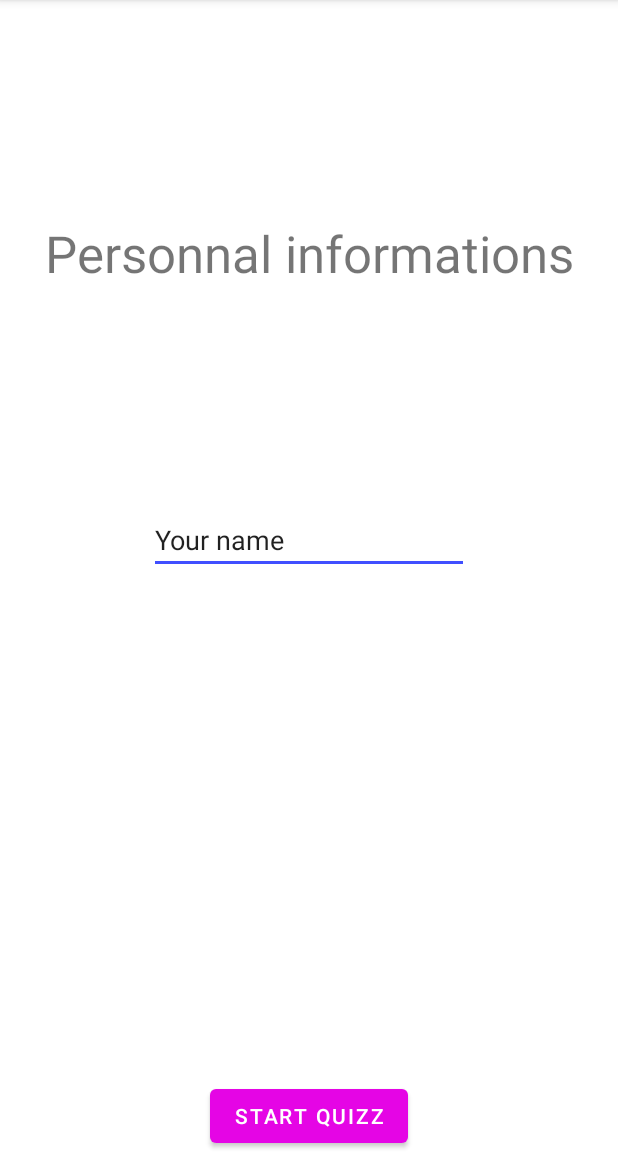
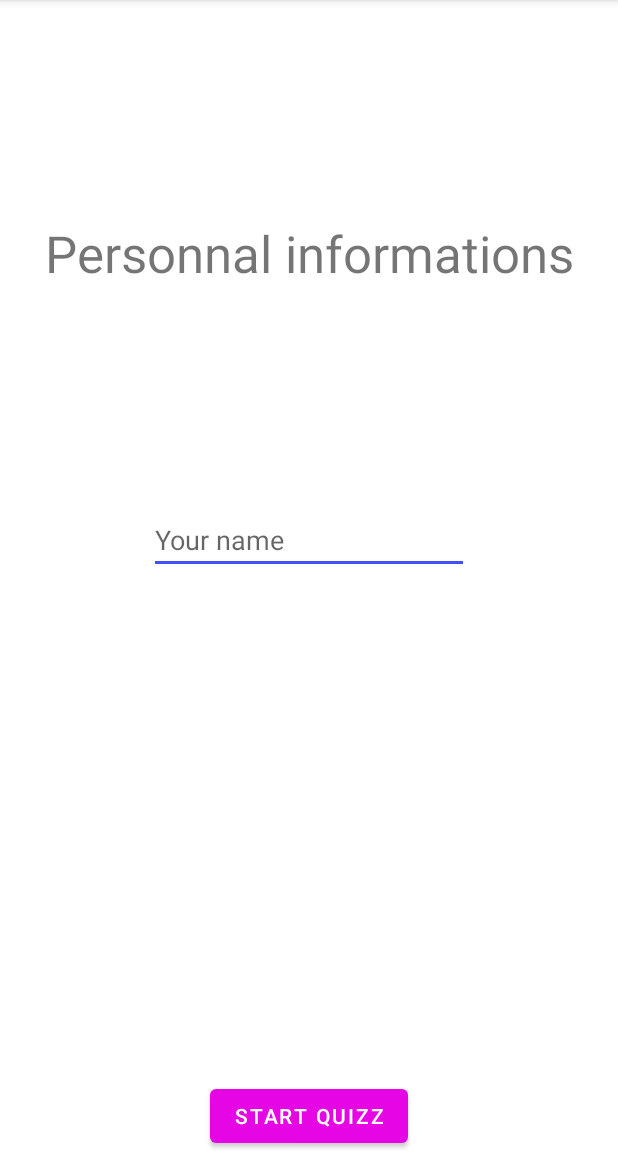
Before and after one commit to Clara-1606/Projet-1-Kotlin, an Android app: the PersonalInformationActivity screen opened directly, with no data from a screen before it, on a phone screen of 412 x 824 dp, the part 84-1236 px from its top. Run offline under Robolectric (Android 15) with nearby library versions, the light colour scheme and no system bars.

Commit message:
Fix placeholder in name input

```diff
--- a/app/src/main/res/layout/activity_personal_informations.xml
+++ b/app/src/main/res/layout/activity_personal_informations.xml
@@ -22,8 +22,8 @@
         android:layout_width="wrap_content"
         android:layout_height="45dp"
         android:ems="10"
+        android:hint="@string/name_placeholder"
         android:inputType="textPersonName"
-        android:text="@string/name_placeholder"
         app:layout_constraintBottom_toTopOf="@+id/startQuestionsButton"
         app:layout_constraintEnd_toEndOf="parent"
         app:layout_constraintStart_toStartOf="parent"
```
